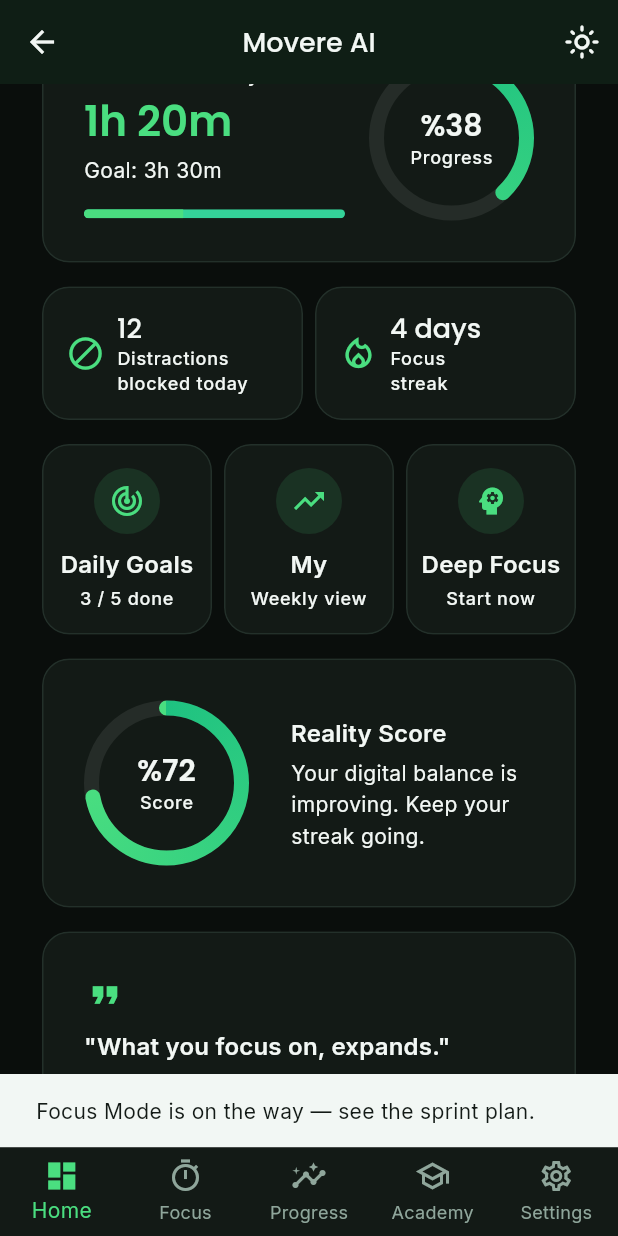
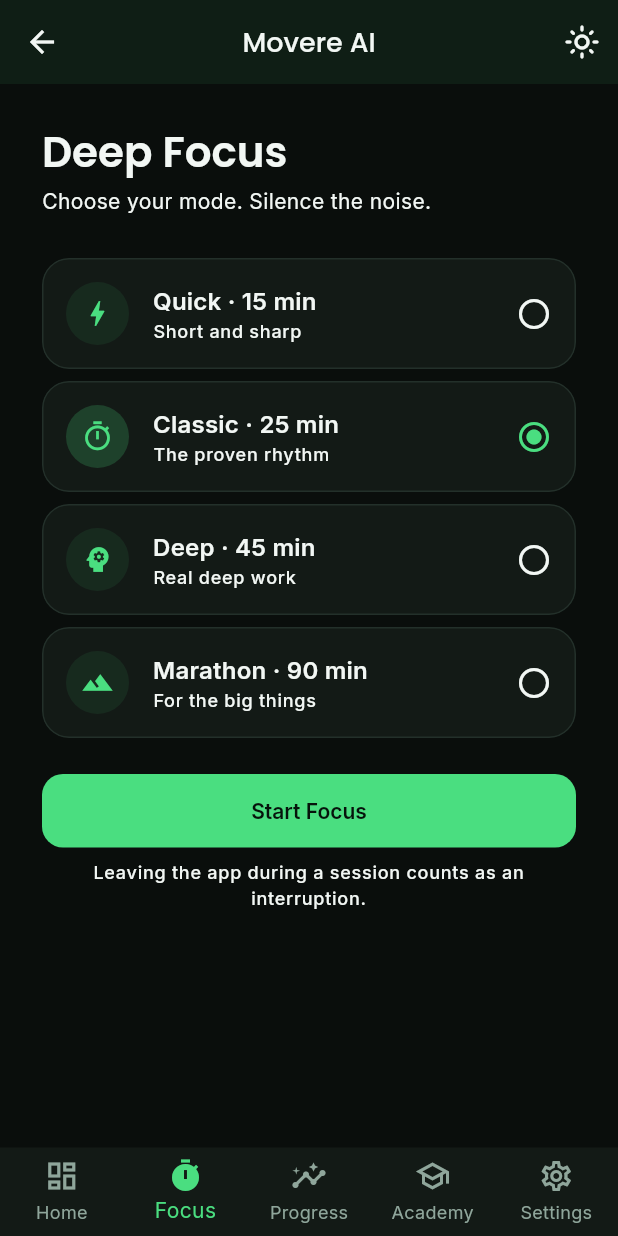
Before and after one commit to dicleozgendev/movere-ai, a Flutter app: the DashboardScreen screen opened by its route, scrolled down 151 dp, after a tap on "Deep Focus", on a phone screen of 412 x 824 dp. Run offline on Flutter 3.47's test engine with Material 3 defaults, Android fonts, the phone set to English and light mode, and no system bars; our stand-ins replace flutter_riverpod, google_fonts.

Commit message:
add focus mode: timer with session tracking, interruption detection, live dashboard stats

```diff
--- a/lib/features/dashboard/presentation/dashboard_screen.dart
+++ b/lib/features/dashboard/presentation/dashboard_screen.dart
@@ -6,6 +6,8 @@
 import '../../../core/widgets/movere_card.dart';
 import '../../../core/widgets/movere_navigation.dart';
 import '../../../core/widgets/movere_progress_ring.dart';
+import '../../focus/application/focus_providers.dart';
+import '../../focus/presentation/focus_screen.dart';
 
 /// Giriş sonrası ana ekran: üst bar + sekmeler + Dashboard içeriği.
 /// Yalnızca Dashboard sekmesi gerçek; diğerleri kendi sprint'lerinde
@@ -45,24 +47,20 @@
         // geçişlerde ekran durumu (scroll vb.) kaybolmaz.
         child: IndexedStack(
           index: _tabIndex,
-          children: const [
-            _DashboardTab(),
-            _PlaceholderTab(
-              icon: Icons.timer_outlined,
-              title: 'Focus Mode',
-              note: 'Coming later this sprint — focus timer and session summary.',
-            ),
-            _PlaceholderTab(
+          children: [
+            _DashboardTab(onDeepFocus: () => setState(() => _tabIndex = 1)),
+            const FocusScreen(),
+            const _PlaceholderTab(
               icon: Icons.insights_outlined,
               title: 'Progress',
               note: 'Detailed analytics arrive in Sprint 5.',
             ),
-            _PlaceholderTab(
+            const _PlaceholderTab(
               icon: Icons.school_outlined,
               title: 'Academy',
               note: 'Lessons and podcasts arrive in Sprint 3.',
             ),
-            _PlaceholderTab(
+            const _PlaceholderTab(
               icon: Icons.settings_outlined,
               title: 'Settings',
               note: 'Profile and preferences arrive in Sprint 5.',
@@ -79,13 +77,25 @@
 }
 
 /// Dashboard sekmesi — tasarımdaki ana ekran.
-class _DashboardTab extends StatelessWidget {
-  const _DashboardTab();
+/// ConsumerWidget: odak kartı artık Focus Mode'un kaydettiği
+/// gerçek seans verisini okuyor (todayFocusMinutesProvider).
+class _DashboardTab extends ConsumerWidget {
+  const _DashboardTab({required this.onDeepFocus});
+
+  final VoidCallback onDeepFocus;
+
+  static const int _dailyGoalMinutes = 210; // 3h 30m
+
+  String _format(int m) =>
+      m >= 60 ? '${m ~/ 60}h ${(m % 60).toString().padLeft(2, '0')}m' : '${m}m';
 
   @override
-  Widget build(BuildContext context) {
+  Widget build(BuildContext context, WidgetRef ref) {
     final textTheme = Theme.of(context).textTheme;
     final primary = Theme.of(context).colorScheme.primary;
+    final todayMinutes = ref.watch(todayFocusMinutesProvider);
+    final goalProgress =
+        (todayMinutes / _dailyGoalMinutes).clamp(0.0, 1.0).toDouble();
 
     return ListView(
       padding: const EdgeInsets.fromLTRB(
@@ -113,16 +123,21 @@
                     Text('Focus time today', style: textTheme.bodyMedium),
                     const SizedBox(height: 4),
                     Text(
-                      '1h 20m',
+                      _format(todayMinutes),
                       style: textTheme.displayMedium?.copyWith(color: primary),
                     ),
                     const SizedBox(height: 4),
-                    Text('Goal: 3h 30m', style: textTheme.bodyMedium),
+                    Text(
+                      todayMinutes == 0
+                          ? 'Start your first session'
+                          : 'Goal: ${_format(_dailyGoalMinutes)}',
+                      style: textTheme.bodyMedium,
+                    ),
                     const SizedBox(height: AppConstants.spacingMd),
                     ClipRRect(
                       borderRadius: BorderRadius.circular(99),
-                      child: const LinearProgressIndicator(
-                        value: 0.38,
+                      child: LinearProgressIndicator(
+                        value: goalProgress,
                         minHeight: 6,
                       ),
                     ),
@@ -130,7 +145,7 @@
                 ),
               ),
               const SizedBox(width: AppConstants.spacingMd),
-              const MovereProgressRing(progress: 0.38, label: 'Progress'),
+              MovereProgressRing(progress: goalProgress, label: 'Progress'),
             ],
           ),
         ),
@@ -184,7 +199,7 @@
                 icon: Icons.psychology,
                 title: 'Deep Focus',
                 subtitle: 'Start now',
-                onTap: () => _notYet(context, 'Focus Mode'),
+                onTap: onDeepFocus,
               ),
             ),
           ],
--- /dev/null
+++ b/lib/features/focus/application/focus_providers.dart
@@ -0,0 +1,28 @@
+import 'package:flutter_riverpod/flutter_riverpod.dart';
+
+import '../domain/focus_session.dart';
+
+/// Seans deposu: tamamlanan/yarıda kalan seansların listesi.
+/// StateNotifier kullandım ki Dashboard gibi dinleyen ekranlar
+/// yeni kayıt eklenince otomatik güncellensin.
+/// Sprint 4'te bu sınıfın içi SQLite okuma/yazmasıyla değişecek,
+/// dışarıya verdiği arayüz aynı kalacak.
+class FocusSessionStore extends StateNotifier<List<FocusSession>> {
+  FocusSessionStore() : super(const []);
+
+  void add(FocusSession session) => state = [...state, session];
+}
+
+final focusSessionsProvider =
+    StateNotifierProvider<FocusSessionStore, List<FocusSession>>(
+  (ref) => FocusSessionStore(),
+);
+
+/// Bugün odakta geçirilen toplam dakika — Dashboard'daki
+/// "Focus time today" kartı artık bu gerçek değeri okuyor.
+final todayFocusMinutesProvider = Provider<int>((ref) {
+  final sessions = ref.watch(focusSessionsProvider);
+  return sessions
+      .where((s) => s.isToday)
+      .fold(0, (sum, s) => sum + s.elapsedMinutes);
+});
--- /dev/null
+++ b/lib/features/focus/domain/focus_session.dart
@@ -0,0 +1,26 @@
+/// Bir odak seansının kaydı.
+/// Şimdilik bellekte tutuluyor; Sprint 4'te SQLite tablosuna birebir
+/// bu alanlarla taşınacak (model, veri katmanından bağımsız dursun diye
+/// domain klasöründe).
+class FocusSession {
+  const FocusSession({
+    required this.startedAt,
+    required this.plannedMinutes,
+    required this.elapsedMinutes,
+    required this.completed,
+    required this.interruptions,
+  });
+
+  final DateTime startedAt;
+  final int plannedMinutes; // hedeflenen süre
+  final int elapsedMinutes; // fiilen odakta geçen süre
+  final bool completed; // süre dolarak mı bitti, yarıda mı bırakıldı
+  final int interruptions; // seans sırasında uygulamadan kaç kez çıkıldı
+
+  bool get isToday {
+    final now = DateTime.now();
+    return startedAt.year == now.year &&
+        startedAt.month == now.month &&
+        startedAt.day == now.day;
+  }
+}
--- /dev/null
+++ b/lib/features/focus/presentation/focus_screen.dart
@@ -0,0 +1,331 @@
+import 'dart:async';
+
+import 'package:flutter/material.dart';
+import 'package:flutter_riverpod/flutter_riverpod.dart';
+
+import '../../../core/constants/app_constants.dart';
+import '../../../core/widgets/movere_button.dart';
+import '../../../core/widgets/movere_card.dart';
+import '../../../core/widgets/movere_progress_ring.dart';
+import '../application/focus_providers.dart';
+import '../domain/focus_session.dart';
+
+/// Focus Mode: süre seç → odaklan → özet.
+/// Üç iç durum tek widget'ta: idle / running / summary.
+/// WidgetsBindingObserver ile kullanıcı seans sırasında uygulamadan
+/// çıkarsa yakalanıyor (yaşam döngüsü olayı, özel izin gerektirmez)
+/// ve kesinti olarak kaydediliyor.
+class FocusScreen extends ConsumerStatefulWidget {
+  const FocusScreen({super.key});
+
+  @override
+  ConsumerState<FocusScreen> createState() => _FocusScreenState();
+}
+
+enum _Phase { idle, running, summary }
+
+class _FocusOption {
+  const _FocusOption(this.minutes, this.name, this.desc, this.icon);
+  final int minutes;
+  final String name;
+  final String desc;
+  final IconData icon;
+}
+
+class _FocusScreenState extends ConsumerState<FocusScreen>
+    with WidgetsBindingObserver {
+  static const _options = [
+    _FocusOption(15, 'Quick', 'Short and sharp', Icons.bolt),
+    _FocusOption(25, 'Classic', 'The proven rhythm', Icons.timer_outlined),
+    _FocusOption(45, 'Deep', 'Real deep work', Icons.psychology),
+    _FocusOption(90, 'Marathon', 'For the big things', Icons.terrain),
+  ];
+
+  _Phase _phase = _Phase.idle;
+  int _selectedMinutes = 25;
+
+  Timer? _ticker;
+  DateTime? _startedAt;
+  int _remainingSeconds = 0;
+  int _interruptions = 0;
+  FocusSession? _lastSession;
+
+  @override
+  void initState() {
+    super.initState();
+    WidgetsBinding.instance.addObserver(this);
+  }
+
+  @override
+  void dispose() {
+    WidgetsBinding.instance.removeObserver(this);
+    _ticker?.cancel();
+    super.dispose();
+  }
+
+  @override
+  void didChangeAppLifecycleState(AppLifecycleState state) {
+    if (_phase != _Phase.running) return;
+    if (state == AppLifecycleState.paused) {
+      _interruptions++;
+    } else if (state == AppLifecycleState.resumed && mounted) {
+      ScaffoldMessenger.of(context).showSnackBar(
+        const SnackBar(
+          content: Text('Focus interrupted — come back to the zone.'),
+        ),
+      );
+      setState(() {});
+    }
+  }
+
+  void _start() {
+    setState(() {
+      _phase = _Phase.running;
+      _startedAt = DateTime.now();
+      _remainingSeconds = _selectedMinutes * 60;
+      _interruptions = 0;
+    });
+    _ticker = Timer.periodic(const Duration(seconds: 1), (_) {
+      if (_remainingSeconds <= 1) {
+        _finish(completed: true);
+      } else {
+        setState(() => _remainingSeconds--);
+      }
+    });
+  }
+
+  Future<void> _giveUp() async {
+    final sure = await showDialog<bool>(
+      context: context,
+      builder: (ctx) => AlertDialog(
+        title: const Text('End this session?'),
+        content: const Text('Your focus time so far will still be saved.'),
+        actions: [
+          TextButton(
+            onPressed: () => Navigator.pop(ctx, false),
+            child: const Text('Keep going'),
+          ),
+          TextButton(
+            onPressed: () => Navigator.pop(ctx, true),
+            child: const Text('End session'),
+          ),
+        ],
+      ),
+    );
+    if (sure == true) _finish(completed: false);
+  }
+
+  void _finish({required bool completed}) {
+    _ticker?.cancel();
+    final elapsedSeconds = _selectedMinutes * 60 - _remainingSeconds;
+    final session = FocusSession(
+      startedAt: _startedAt ?? DateTime.now(),
+      plannedMinutes: _selectedMinutes,
+      elapsedMinutes: (elapsedSeconds / 60).floor(),
+      completed: completed,
+      interruptions: _interruptions,
+    );
+    ref.read(focusSessionsProvider.notifier).add(session);
+    setState(() {
+      _lastSession = session;
+      _phase = _Phase.summary;
+    });
+  }
+
+  @override
+  Widget build(BuildContext context) {
+    return switch (_phase) {
+      _Phase.idle => _buildIdle(context),
+      _Phase.running => _buildRunning(context),
+      _Phase.summary => _buildSummary(context),
+    };
+  }
+
+  // --- 1. Süre seçimi: isimli mod kartları ---
+  Widget _buildIdle(BuildContext context) {
+    final textTheme = Theme.of(context).textTheme;
+    final primary = Theme.of(context).colorScheme.primary;
+
+    return ListView(
+      padding: const EdgeInsets.all(AppConstants.spacingLg),
+      children: [
+        Text('Deep Focus', style: textTheme.displayMedium),
+        const SizedBox(height: 4),
+        Text('Choose your mode. Silence the noise.',
+            style: textTheme.bodyMedium),
+        const SizedBox(height: AppConstants.spacingLg),
+        for (final o in _options) ...[
+          MovereCard(
+            onTap: () => setState(() => _selectedMinutes = o.minutes),
+            padding: const EdgeInsets.all(AppConstants.spacingMd),
+            child: Row(
+              children: [
+                Container(
+                  padding: const EdgeInsets.all(10),
+                  decoration: BoxDecoration(
+                    color: primary.withValues(
+                        alpha: _selectedMinutes == o.minutes ? 0.2 : 0.08),
+                    shape: BoxShape.circle,
+                  ),
+                  child: Icon(o.icon, color: primary, size: 22),
+                ),
+                const SizedBox(width: AppConstants.spacingMd),
+                Expanded(
+                  child: Column(
+                    crossAxisAlignment: CrossAxisAlignment.start,
+                    children: [
+                      Text('${o.name} · ${o.minutes} min',
+                          style: textTheme.titleMedium),
+                      Text(o.desc, style: textTheme.labelSmall),
+                    ],
+                  ),
+                ),
+                Icon(
+                  _selectedMinutes == o.minutes
+                      ? Icons.radio_button_checked
+                      : Icons.radio_button_off,
+                  color: _selectedMinutes == o.minutes
+                      ? primary
+                      : textTheme.labelSmall?.color,
+                ),
+              ],
+            ),
+          ),
+          const SizedBox(height: AppConstants.spacingSm),
+        ],
+        const SizedBox(height: AppConstants.spacingMd),
+        MovereButton(
+          label: 'Start Focus',
+          onPressed: _start,
+        ),
+        const SizedBox(height: AppConstants.spacingSm),
+        Text(
+          'Leaving the app during a session counts as an interruption.',
+          style: textTheme.labelSmall,
+          textAlign: TextAlign.center,
+        ),
+      ],
+    );
+  }
+
+  // --- 2. Seans sürüyor: ışımalı halka + evreye göre mesaj ---
+  Widget _buildRunning(BuildContext context) {
+    final textTheme = Theme.of(context).textTheme;
+    final primary = Theme.of(context).colorScheme.primary;
+    final total = _selectedMinutes * 60;
+    final progress = _remainingSeconds / total;
+    final mm = (_remainingSeconds ~/ 60).toString().padLeft(2, '0');
+    final ss = (_remainingSeconds % 60).toString().padLeft(2, '0');
+
+    final phrase = progress > 0.66
+        ? 'Settle in. Let the world wait.'
+        : progress > 0.33
+            ? 'You are in the zone. Stay there.'
+            : 'Final stretch — finish strong.';
+
+    return Padding(
+      padding: const EdgeInsets.all(AppConstants.spacingLg),
+      child: Column(
+        mainAxisAlignment: MainAxisAlignment.center,
+        children: [
+          Text(phrase, style: textTheme.headlineMedium,
+              textAlign: TextAlign.center),
+          const SizedBox(height: AppConstants.spacingXl),
+          // Halkanın arkasında marka yeşili yumuşak bir ışıma:
+          // koyu zeminde "nefes alan" bir odak alanı hissi veriyor.
+          Container(
+            padding: const EdgeInsets.all(AppConstants.spacingMd),
+            decoration: BoxDecoration(
+              shape: BoxShape.circle,
+              boxShadow: [
+                BoxShadow(
+                  color: primary.withValues(alpha: 0.25),
+                  blurRadius: 60,
+                  spreadRadius: 8,
+                ),
+              ],
+            ),
+            child: MovereProgressRing(
+              progress: progress,
+              label: '$mm:$ss',
+              size: 200,
+              strokeWidth: 12,
+            ),
+          ),
+          const SizedBox(height: AppConstants.spacingLg),
+          Text(
+            _interruptions == 0
+                ? 'Clean run — no interruptions.'
+                : 'Interruptions: $_interruptions',
+            style: textTheme.bodyMedium,
+          ),
+          const SizedBox(height: AppConstants.spacingXl),
+          MovereButton(
+            label: 'End Session',
+            variant: MovereButtonVariant.text,
+            onPressed: _giveUp,
+          ),
+        ],
+      ),
+    );
+  }
+
+  // --- 3. Özet: tamamlanma halkası + istatistikler ---
+  Widget _buildSummary(BuildContext context) {
+    final textTheme = Theme.of(context).textTheme;
+    final s = _lastSession!;
+    final completion =
+        (s.elapsedMinutes / s.plannedMinutes).clamp(0.0, 1.0).toDouble();
+
+    return ListView(
+      padding: const EdgeInsets.all(AppConstants.spacingLg),
+      children: [
+        Text(
+          s.completed ? 'Session complete' : 'Session ended',
+          style: textTheme.displayMedium,
+        ),
+        const SizedBox(height: 4),
+        Text(
+          s.completed
+              ? 'You stayed with it to the end. That is how focus is built.'
+              : 'Every focused minute still counts. Come back stronger.',
+          style: textTheme.bodyMedium,
+        ),
+        const SizedBox(height: AppConstants.spacingLg),
+        MovereCard(
+          padding: const EdgeInsets.all(AppConstants.spacingLg),
+          child: Column(
+            children: [
+              MovereProgressRing(
+                progress: completion,
+                label: 'done',
+                size: 130,
+              ),
+              const SizedBox(height: AppConstants.spacingLg),
+              _summaryRow(context, 'Focused', '${s.elapsedMinutes} min'),
+              const Divider(height: AppConstants.spacingLg),
+              _summaryRow(context, 'Planned', '${s.plannedMinutes} min'),
+              const Divider(height: AppConstants.spacingLg),
+              _summaryRow(context, 'Interruptions', '${s.interruptions}'),
+            ],
+          ),
+        ),
+        const SizedBox(height: AppConstants.spacingLg),
+        MovereButton(
+          label: 'Start Another Session',
+          onPressed: () => setState(() => _phase = _Phase.idle),
+        ),
+      ],
+    );
+  }
+
+  Widget _summaryRow(BuildContext context, String label, String value) {
+    return Row(
+      mainAxisAlignment: MainAxisAlignment.spaceBetween,
+      children: [
+        Text(label, style: Theme.of(context).textTheme.bodyMedium),
+        Text(value, style: Theme.of(context).textTheme.titleMedium),
+      ],
+    );
+  }
+}
```
